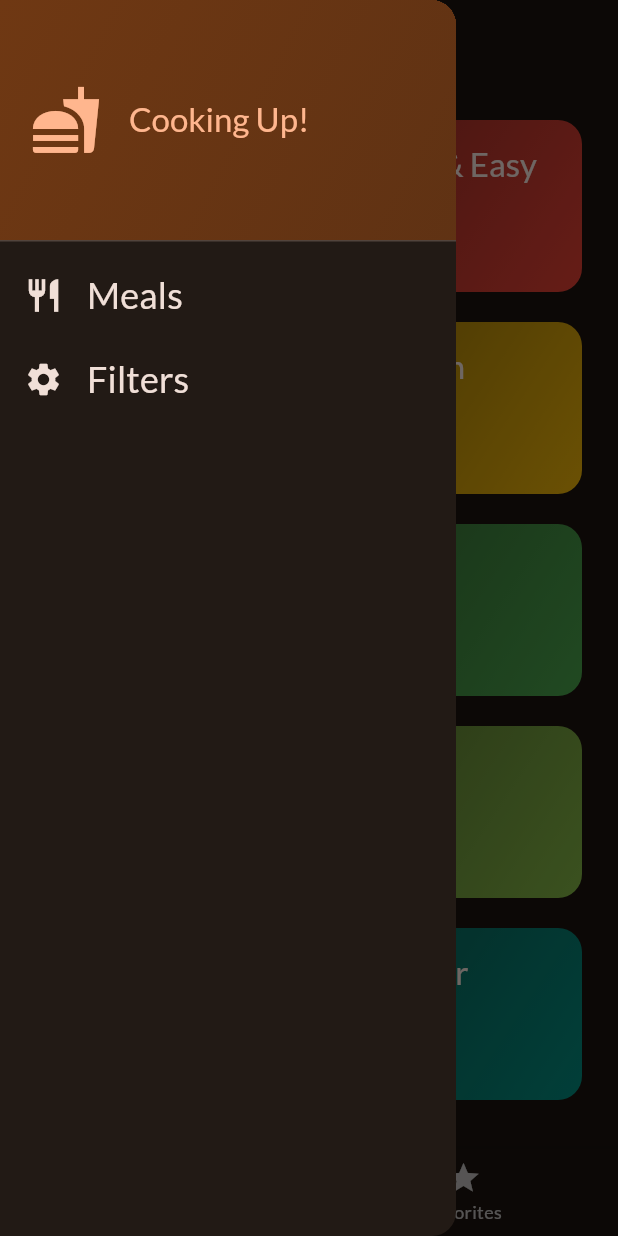
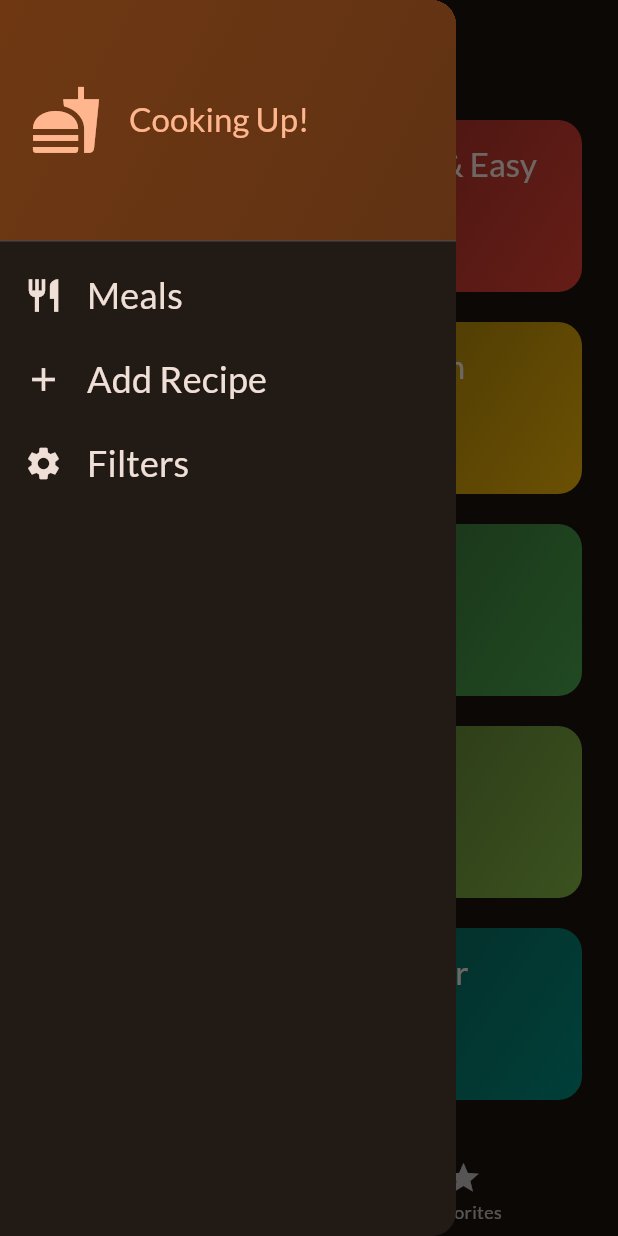
Before and after one commit to the-shy-dev/flutter-pet-pj-meals-app, a Flutter app: the screen it shows after launch, with the side drawer open, on a phone screen of 412 x 824 dp. Run offline on Flutter 3.47's test engine with Material 3 defaults, Android fonts, the phone set to English and light mode, and no system bars; our stand-ins replace google_fonts, transparent_image.

Commit message:
add recipe button in drawer

```diff
--- a/lib/screens/tabs.dart
+++ b/lib/screens/tabs.dart
@@ -6,6 +6,7 @@ import 'package:meals/screens/categories.dart';
 import 'package:meals/screens/filters.dart';
 import 'package:meals/screens/meals.dart';
 import 'package:meals/widgets/main_drawer.dart';
+import 'package:meals/screens/add_recipe.dart';
 
 const kInitialFilters = {
   Filter.glutenFree: false,
@@ -27,6 +28,7 @@ class _TabsScreenState extends State<TabsScreen> {
   int _selectedPageIndex = 0;
   final List<Meal> _favoriteMeals = [];
   Map<Filter, bool> _selectedFilters = kInitialFilters;
+  final List<Meal> _userMeals = [];
 
   void _showInfoMessage(String message) {
     ScaffoldMessenger.of(context).clearSnackBars();
@@ -69,16 +71,32 @@ class _TabsScreenState extends State<TabsScreen> {
           ),
         ),
       );
-
       setState(() {
         _selectedFilters = result ?? kInitialFilters;
       });
+    } else if (identifier == 'add-recipe') {
+      await Navigator.of(context).push(
+        MaterialPageRoute(
+          builder: (ctx) => AddRecipeScreen(
+            onAddRecipe: _addUserMeal,
+          ),
+        ),
+      );
+      setState(() {}); // Refresh after adding
     }
+  }
+
+  void _addUserMeal(Meal meal) {
+    setState(() {
+      _userMeals.add(meal);
+    });
+    _showInfoMessage('Recipe added!');
   }
 
   @override
   Widget build(BuildContext context) {
-    final availableMeals = dummyMeals.where((meal) {
+    final allMeals = [...dummyMeals, ..._userMeals];
+    final availableMeals = allMeals.where((meal) {
       if (_selectedFilters[Filter.glutenFree]! && !meal.isGlutenFree) {
         return false;
       }
--- a/lib/widgets/main_drawer.dart
+++ b/lib/widgets/main_drawer.dart
@@ -61,6 +61,23 @@ class MainDrawer extends StatelessWidget {
           ),
           ListTile(
             leading: Icon(
+              Icons.add,
+              size: 26,
+              color: Theme.of(context).colorScheme.onSurface,
+            ),
+            title: Text(
+              'Add Recipe',
+              style: Theme.of(context).textTheme.titleSmall!.copyWith(
+                    color: Theme.of(context).colorScheme.onSurface,
+                    fontSize: 24,
+                  ),
+            ),
+            onTap: () {
+              onSelectScreen('add-recipe');
+            },
+          ),
+          ListTile(
+            leading: Icon(
               Icons.settings,
               size: 26,
               color: Theme.of(context).colorScheme.onSurface,
```
Also changed, not shown: lib/screens/add_recipe.dart (added, +136 -0 lines).
